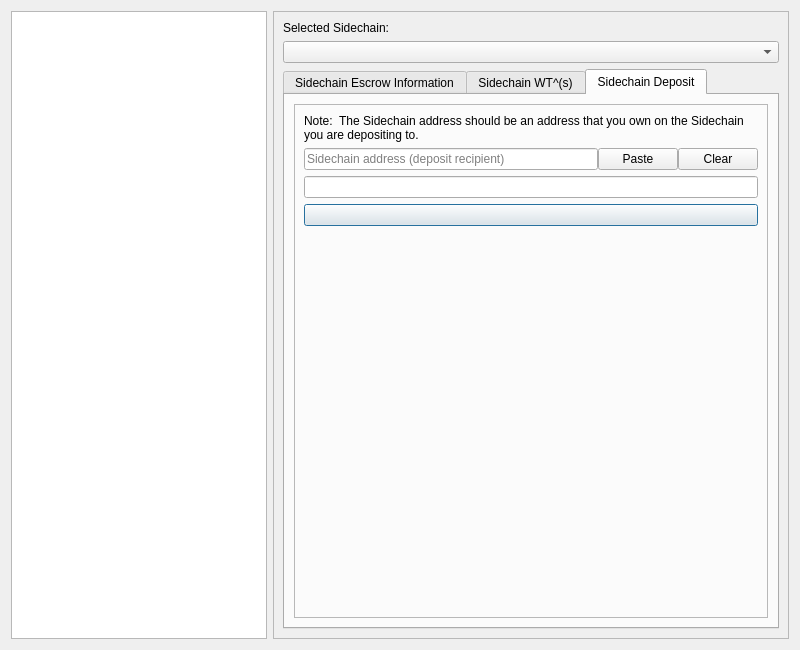
Qt form src/qt/forms/sidechainpage.ui (DriveNetTESTDRIVE/DriveNet) before a commit.
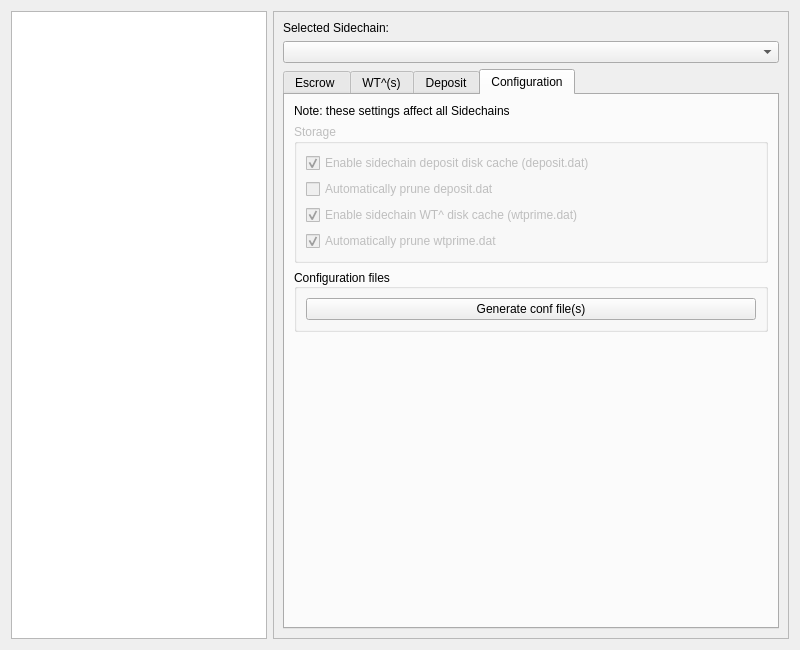
The same form after that commit. The open tabs and pages were chosen to show the change. Icons and pictures are not drawn. Custom widgets are drawn as their Qt base class.

Commit message: Add config generator & fix a few GUI bugs

```diff
--- a/src/qt/forms/sidechainpage.ui
+++ b/src/qt/forms/sidechainpage.ui
@@ -68,7 +68,7 @@
         </property>
         <widget class="QWidget" name="tab">
          <attribute name="title">
-          <string>Sidechain Escrow Information</string>
+          <string>Escrow </string>
          </attribute>
          <layout class="QVBoxLayout" name="verticalLayout_5">
           <item>
@@ -78,7 +78,7 @@
         </widget>
         <widget class="QWidget" name="tab_2">
          <attribute name="title">
-          <string>Sidechain WT^(s)</string>
+          <string>WT^(s)</string>
          </attribute>
          <layout class="QVBoxLayout" name="verticalLayout_4">
           <item>
@@ -88,7 +88,7 @@
         </widget>
         <widget class="QWidget" name="tab_3">
          <attribute name="title">
-          <string>Sidechain Deposit</string>
+          <string>Deposit</string>
          </attribute>
          <layout class="QVBoxLayout" name="verticalLayout_3">
           <item>
@@ -213,6 +213,101 @@
           </item>
          </layout>
         </widget>
+        <widget class="QWidget" name="tab_5">
+         <attribute name="title">
+          <string>Configuration</string>
+         </attribute>
+         <layout class="QVBoxLayout" name="verticalLayout_7">
+          <item>
+           <widget class="QLabel" name="label_3">
+            <property name="text">
+             <string>Note: these settings affect all Sidechains</string>
+            </property>
+           </widget>
+          </item>
+          <item>
+           <widget class="QGroupBox" name="groupBoxStorage">
+            <property name="enabled">
+             <bool>false</bool>
+            </property>
+            <property name="title">
+             <string>Storage</string>
+            </property>
+            <layout class="QVBoxLayout" name="verticalLayout_8">
+             <item>
+              <widget class="QCheckBox" name="checkBox">
+               <property name="text">
+                <string>Enable sidechain deposit disk cache (deposit.dat)</string>
+               </property>
+               <property name="checked">
+                <bool>true</bool>
+               </property>
+              </widget>
+             </item>
+             <item>
+              <widget class="QCheckBox" name="checkBox_3">
+               <property name="text">
+                <string>Automatically prune deposit.dat</string>
+               </property>
+              </widget>
+             </item>
+             <item>
+              <widget class="QCheckBox" name="checkBox_2">
+               <property name="text">
+                <string>Enable sidechain WT^ disk cache (wtprime.dat)</string>
+               </property>
+               <property name="checked">
+                <bool>true</bool>
+               </property>
+              </widget>
+             </item>
+             <item>
+              <widget class="QCheckBox" name="checkBox_4">
+               <property name="text">
+                <string>Automatically prune wtprime.dat</string>
+               </property>
+               <property name="checked">
+                <bool>true</bool>
+               </property>
+              </widget>
+             </item>
+            </layout>
+           </widget>
+          </item>
+          <item>
+           <widget class="QGroupBox" name="groupBoxConfigFiles">
+            <property name="title">
+             <string>Configuration files</string>
+            </property>
+            <property name="alignment">
+             <set>Qt::AlignLeading|Qt::AlignLeft|Qt::AlignVCenter</set>
+            </property>
+            <layout class="QVBoxLayout" name="verticalLayout_9">
+             <item>
+              <widget class="QPushButton" name="pushButtonGenerateConfig">
+               <property name="text">
+                <string>Generate conf file(s)</string>
+               </property>
+              </widget>
+             </item>
+            </layout>
+           </widget>
+          </item>
+          <item>
+           <spacer name="verticalSpacer_2">
+            <property name="orientation">
+             <enum>Qt::Vertical</enum>
+            </property>
+            <property name="sizeHint" stdset="0">
+             <size>
+              <width>20</width>
+              <height>40</height>
+             </size>
+            </property>
+           </spacer>
+          </item>
+         </layout>
+        </widget>
        </widget>
       </item>
      </layout>
```
Left out of the diff: 27 changed lines with no effect on the pictures. The commit also changes 9 other files.
